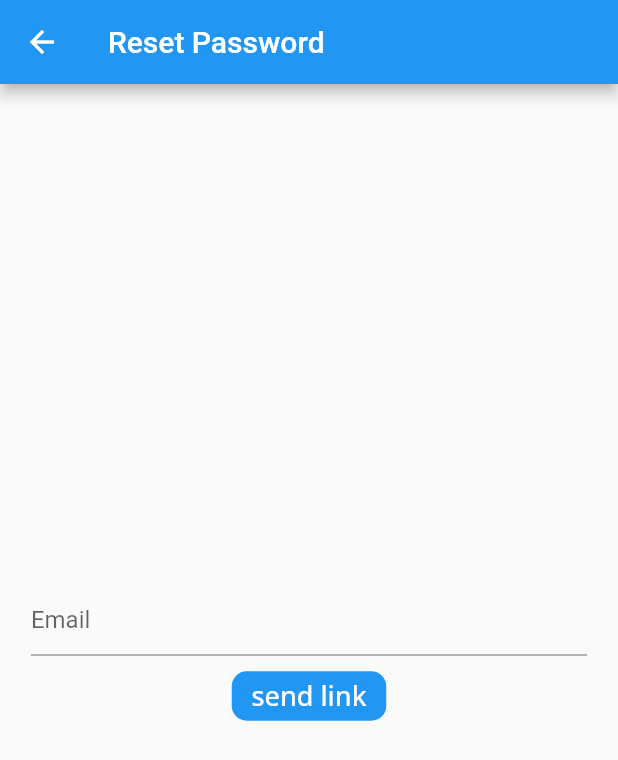
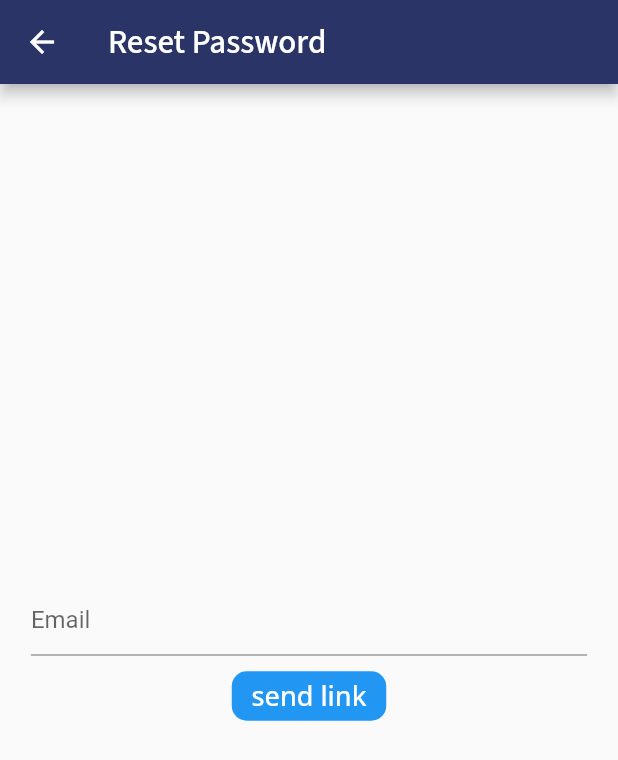
Before and after one commit to bhumika-kalaru/ark, a Flutter app: the screen it shows after launch, after a tap on "forgot password!", on a phone screen of 412 x 824 dp. Shown: the top 760 px of the screen. Run offline on Flutter 3.47's test engine with Material 2 defaults, Android fonts, the phone set to English and light mode, and no system bars; our stand-ins replace animated_splash_screen, cloud_firestore, file_picker, firebase_auth, firebase_core, geolocator and 2 more; missing offline and left inert: android_alarm_manager_plus, background_service, email_otp, pdf_render, sound_mode; accounts and stored records are empty.

Commit message:
changed colour theme

```diff
--- a/lib/Login/forgotPassword.dart
+++ b/lib/Login/forgotPassword.dart
@@ -27,7 +27,10 @@ class _ForgotPasswordState extends State<ForgotPassword> {
       await FirebaseAuth.instance
           .sendPasswordResetEmail(email: emailController.text.trim());
       SnackBar(
-        content: Text("Link Sent"),
+        content: Text(
+          "Link Sent",
+          style: GoogleFonts.gabriela(color: cream),
+        ),
       );
     } on FirebaseAuthException catch (e) {
       SnackBar(
@@ -48,7 +51,19 @@ class _ForgotPasswordState extends State<ForgotPassword> {
     double h = MediaQuery.of(context).size.height,
         w = MediaQuery.of(context).size.width;
     return Scaffold(
-      appBar: AppBar(title: Text("Reset Password")),
+      appBar: AppBar(
+          leading: IconButton(
+              onPressed: () {
+                Navigator.pop(context);
+              },
+              icon: Icon(
+                Icons.arrow_back,
+              )),
+          title: Text(
+            "Reset Password",
+            style: GoogleFonts.sourceSansPro(
+                fontSize: 22, fontWeight: FontWeight.w500),
+          )),
       body: Container(
         padding: EdgeInsets.symmetric(horizontal: w / 20, vertical: h / 80),
         child: Column(
--- a/lib/Login/signIn.dart
+++ b/lib/Login/signIn.dart
@@ -1,3 +1,6 @@
+import 'dart:math';
+
+import 'package:ark/Screens/eventScreen.dart';
 import 'package:ark/Screens/mainScreen.dart';
 import 'package:ark/Login/signUp.dart';
 import 'package:ark/Login/verify.dart';
@@ -34,7 +37,11 @@ class _SignInState extends State<SignIn> {
         w = MediaQuery.of(context).size.width;
     return Scaffold(
       appBar: AppBar(
-        title: Text("Log in "),
+        title: Text(
+          "Log in ",
+          style: GoogleFonts.sourceSansPro(
+              fontSize: 22, fontWeight: FontWeight.w500),
+        ),
         centerTitle: true,
       ),
       body: Column(
@@ -67,7 +74,9 @@ class _SignInState extends State<SignIn> {
                       color: white, fontWeight: FontWeight.w500, fontSize: 18),
                 )),
                 decoration: BoxDecoration(
-                    color: blue, borderRadius: BorderRadius.circular(10)),
+                    color: maincolour,
+                    borderRadius: BorderRadius.circular(10),
+                    boxShadow: blueShadow),
               ),
               onTap: () async {
                 bool? isGranted = await PermissionHandler.permissionsGranted;
@@ -75,9 +84,11 @@ class _SignInState extends State<SignIn> {
                   // Opens the Do Not Disturb Access settings to grant the access
                   await PermissionHandler.openDoNotDisturbSetting();
                 }
-                LocationPermission permission = await Geolocator.checkPermission();
+                LocationPermission permission =
+                    await Geolocator.checkPermission();
                 if (permission == LocationPermission.denied) {
-                permission = await Geolocator.requestPermission();}
+                  permission = await Geolocator.requestPermission();
+                }
                 int size = emailController.text.length, flag = 1, j = 0;
                 String s = "iiita.ac.in",
                     email = emailController.text.toString();
@@ -100,7 +111,7 @@ class _SignInState extends State<SignIn> {
                             password: passwordController.text);
                     Navigator.pushAndRemoveUntil(
                       context,
-                      MaterialPageRoute(builder: (context) => MainScreen()),
+                      MaterialPageRoute(builder: (context) => EventScreen()),
                       (Route<dynamic> route) => false,
                     );
                   } on FirebaseAuthException catch (e) {
@@ -134,11 +145,12 @@ class _SignInState extends State<SignIn> {
             child: RichText(
                 text: TextSpan(
                     text: 'Create an account?!',
-                    style: GoogleFonts.openSans(color: black, fontSize: 16),
+                    style:
+                        GoogleFonts.openSans(color: maincolour, fontSize: 16),
                     children: [
                   TextSpan(
                     text: "signUp",
-                    style: GoogleFonts.openSans(color: blue, fontSize: 16),
+                    style: GoogleFonts.openSans(color: pink, fontSize: 16),
                   )
                 ])),
             onTap: (() {
@@ -151,7 +163,7 @@ class _SignInState extends State<SignIn> {
                 margin: EdgeInsets.symmetric(vertical: h / 100),
                 child: Text(
                   "forgot password!",
-                  style: GoogleFonts.openSans(color: blue, fontSize: 16),
+                  style: GoogleFonts.openSans(color: pink, fontSize: 16),
                 )),
             onTap: (() {
               Navigator.push(context,
--- a/lib/Login/verify.dart
+++ b/lib/Login/verify.dart
@@ -20,7 +20,11 @@ class _VerifyState extends State<Verify> {
   Widget build(BuildContext context) {
     return Scaffold(
       appBar: AppBar(
-        title: Text("Email Verification"),
+        title: Text(
+          "Email Verification",
+          style: GoogleFonts.sourceSansPro(
+              fontSize: 22, fontWeight: FontWeight.w500),
+        ),
         centerTitle: true,
       ),
       body: Container(
--- a/lib/Widgets/eventButton.dart
+++ b/lib/Widgets/eventButton.dart
@@ -28,11 +28,7 @@ class EventButton extends StatelessWidget {
       onTap: () async {
         String? uid = FirebaseAuth.instance.currentUser?.uid;
         Navigator.push(
-            context,
-            MaterialPageRoute(
-                builder: (context) => EventScreen(
-                      userId: uid,
-                    )));
+            context, MaterialPageRoute(builder: (context) => EventScreen()));
       },
     );
   }
--- a/lib/constants.dart
+++ b/lib/constants.dart
@@ -4,14 +4,24 @@ import 'package:google_fonts/google_fonts.dart';
 
 // late double height, width;
 final Normal = GoogleFonts.montserrat(fontSize: 40);
+final gabr = GoogleFonts.gabriela(fontSize: 24);
 
 final Color? white = Colors.white;
 final Color? blue = Colors.blue;
 final Color? black = Colors.black;
+final Color? maincolour = Color(0xff2B3467);
+// final Color pink = Color(0xffEB455F);
+final Color cream = Color(0xffFCFFE7);
+// 0xff2B3467
+
+final Color pink = Color(0xfff61f7a);
+// final Color cream = Color(0xfff6d9b8);
 
 List<BoxShadow> blueShadow = [
   BoxShadow(
-      color: Colors.lightBlue[100]!, blurRadius: 20, offset: Offset(0, 10))
+      color: Color.fromARGB(255, 143, 148, 177),
+      blurRadius: 10,
+      offset: Offset(0, 5))
 ];
 
 
--- a/lib/main.dart
+++ b/lib/main.dart
@@ -6,9 +6,11 @@ import 'package:ark/back_services.dart';
 import 'package:ark/Widgets/pickFile.dart';
 import 'package:animated_splash_screen/animated_splash_screen.dart';
 import 'package:ark/Login/verify.dart';
+import 'package:ark/constants.dart';
 import 'package:background_service/background_service.dart';
 import 'package:flutter/material.dart';
 import 'package:firebase_core/firebase_core.dart';
+import 'package:google_fonts/google_fonts.dart';
 import 'package:sound_mode/permission_handler.dart';
 import 'Login/signIn.dart';
 import 'package:android_alarm_manager_plus/android_alarm_manager_plus.dart';
@@ -27,11 +29,47 @@ class MyApp extends StatelessWidget {
 
   @override
   Widget build(BuildContext context) {
+    final Color? textColor = maincolour; // the desired text color
+    final ThemeData theme = Theme.of(context);
+
+    // textTheme:
+    // GoogleFonts.sourceSansProTextTheme();
+    final TextTheme textTheme = theme.textTheme.copyWith(
+      bodyText1: TextStyle(color: textColor),
+      bodyText2: TextStyle(color: textColor),
+      headline1: TextStyle(color: textColor),
+      headline2: TextStyle(color: textColor),
+      headline3: TextStyle(color: textColor),
+      headline4: TextStyle(color: textColor),
+      headline5: TextStyle(color: textColor),
+      headline6: TextStyle(color: textColor),
+      caption: TextStyle(color: textColor),
+      button: TextStyle(color: textColor),
+      subtitle1: TextStyle(color: textColor),
+      subtitle2: TextStyle(color: textColor),
+      overline: TextStyle(color: textColor),
+    );
     return MaterialApp(
         debugShowCheckedModeBanner: false,
         title: 'Flutter Demo',
         theme: ThemeData(
-          primarySwatch: Colors.blue,
+          textTheme: textTheme,
+          backgroundColor: cream,
+          floatingActionButtonTheme:
+              FloatingActionButtonThemeData(backgroundColor: pink),
+          // ignore: deprecated_member_use
+          primarySwatch: MaterialColor(0xff2B3467, {
+            50: Color(0xff2B3467),
+            100: Color(0xff2B3467),
+            200: Color(0xff2B3467),
+            300: Color(0xff2B3467),
+            400: Color(0xff2B3467),
+            500: Color(0xff2B3467),
+            600: Color(0xff2B3467),
+            700: Color(0xff2B3467),
+            800: Color(0xff2B3467),
+            900: Color(0xff2B3467),
+          }),
         ),
         home: splash());
   }
```
Also changed, not shown: lib/Login/signUp.dart (+6 -1 lines), lib/Screens/eventScreen.dart (+67 -7 lines), lib/Screens/mainScreen.dart (+9 -1 lines), lib/Screens/myLocations.dart (+8 -1 lines), lib/Screens/profile.dart (+14 -18 lines), lib/Screens/showLocation.dart (+9 -1 lines), lib/Screens/textExtracter.dart (+6 -1 lines).
